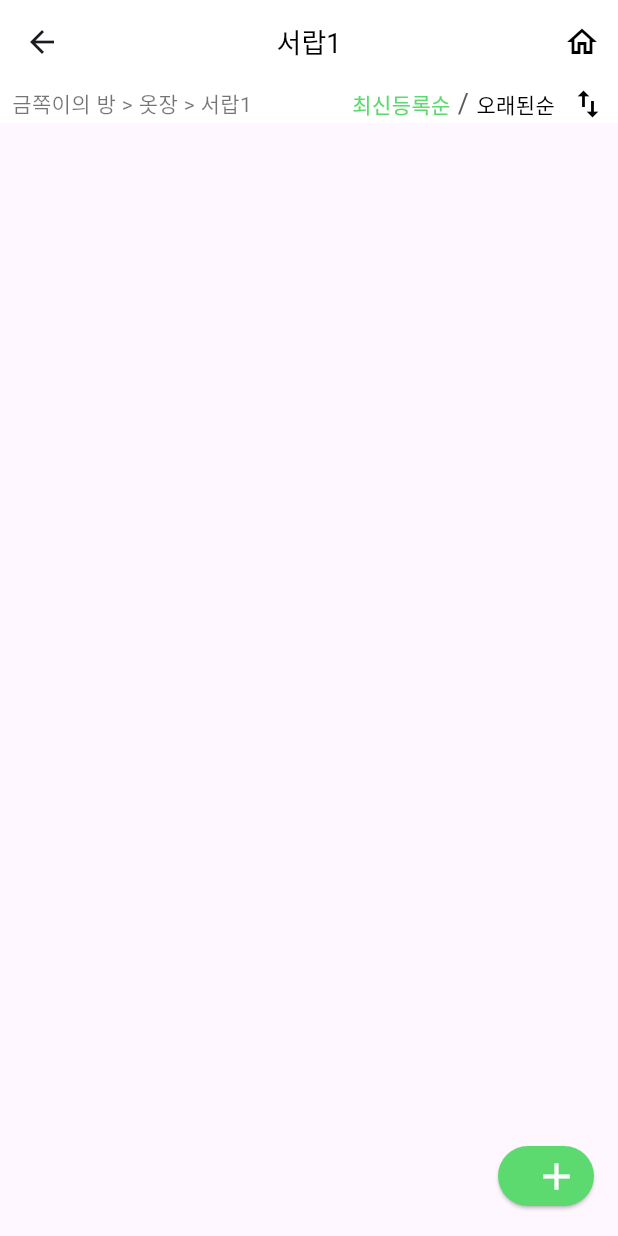
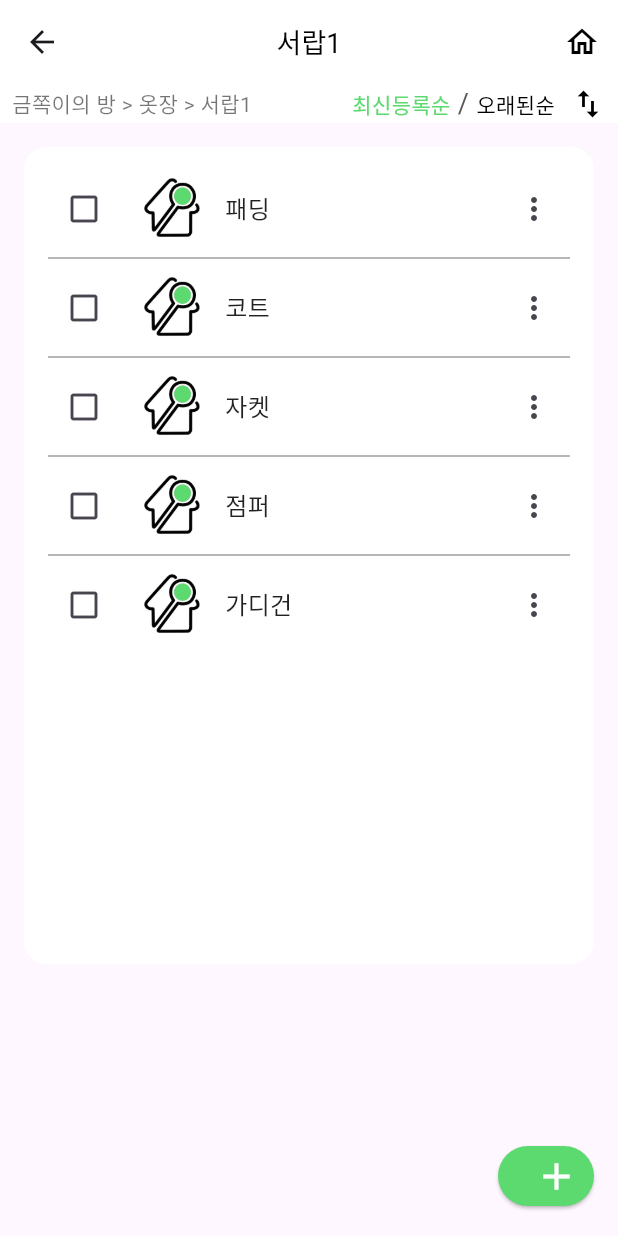
Before and after one commit to YonginUniv-AI-Service-LAB/YIU-AISL-ADizzi-APP, a Flutter app: the Item screen opened directly, on a phone screen of 412 x 824 dp. Run offline on Flutter 3.47's test engine with Material 3 defaults, Android fonts, the light colour scheme and no system bars.

Commit message:
designui 수정

```diff
--- a/lib/screens/item/item_screen.dart
+++ b/lib/screens/item/item_screen.dart
@@ -1,4 +1,5 @@
 import 'package:flutter/material.dart';
+import 'package:yiu_aisl_adizzi_app/widgets/item_list_view.dart';
 import '../../widgets/custom_search_bar.dart';
 import '../../widgets/custom_container_add_button.dart';
 
@@ -29,8 +30,8 @@ class _ItemState extends State<Item> {
           ),
         ],
       ),
-      body: Column(
-
+      body: SingleChildScrollView( // 스크롤 가능하도록 추가
+        child: Column(
           children: [
             Container(
               color: Colors.white,
@@ -93,7 +94,12 @@ class _ItemState extends State<Item> {
                 ],
               ),
             ),
+            SizedBox(
+              height: MediaQuery.of(context).size.height * 0.7,
+              child: ItemListView(),
+            ),
           ],
+        ),
       ),
       floatingActionButton: CustomContainerAddButton(
         onPressed: () {},
--- a/lib/widgets/custom_search_bar.dart
+++ b/lib/widgets/custom_search_bar.dart
@@ -13,6 +13,7 @@ class CustomSearchBar extends StatelessWidget {
         padding: const EdgeInsets.all(8.0),
         child: Container(
           decoration: BoxDecoration(
+            color: Color(0x80D6D6D6),
             border: Border.all(color: Color(0xFFD6D6D6)), // 안까지 채우니까 오버플로우 떠서 못함 ㅠㅠ 0x80D6D6D6
             borderRadius: BorderRadius.circular(28.0),
           ),
--- a/lib/widgets/delete_recent.dart
+++ b/lib/widgets/delete_recent.dart
@@ -8,13 +8,13 @@ class DeleteRecent extends StatelessWidget {
   Widget build(BuildContext context) {
     return Container(
       color: Colors.white,
-      padding: const EdgeInsets.symmetric(horizontal: 20, vertical: 20),
+      padding: const EdgeInsets.symmetric(horizontal: 20, vertical: 15),
       child: Row(
         mainAxisAlignment: MainAxisAlignment.spaceBetween,
         children: [
           const Text(
             '최근 검색어',
-            style: TextStyle(fontSize: 16, fontWeight: FontWeight.bold),
+            style: TextStyle(fontSize: 14, fontWeight: FontWeight.w500,   color: Colors.black54,),
           ),
           InkWell(
             onTap: () {
@@ -24,7 +24,7 @@ class DeleteRecent extends StatelessWidget {
               '전체 삭제',
               style: TextStyle(
                 fontSize: 14,
-                fontWeight: FontWeight.normal,
+                fontWeight: FontWeight.w500,
                 color: Colors.black54,
               ),
             ),
--- /dev/null
+++ b/lib/widgets/item_list_view.dart
@@ -0,0 +1,94 @@
+import 'package:flutter/material.dart';
+
+class ItemListView extends StatelessWidget {
+  // Mock data for the list
+  final List<ItemData> itemData = [
+    ItemData(text: '패딩', img: 'assets/images/ADizziLogo.png'),
+    ItemData(text: '코트', img: 'assets/images/ADizziLogo.png'),
+    ItemData(text: '자켓', img: 'assets/images/ADizziLogo.png'),
+    ItemData(text: '점퍼', img: 'assets/images/ADizziLogo.png'),
+    ItemData(text: '가디건', img: 'assets/images/ADizziLogo.png'),
+  ];
+
+  ItemListView({super.key});
+
+  @override
+  Widget build(BuildContext context) {
+    double width = MediaQuery.of(context).size.width;
+
+    return Container(
+      margin: const EdgeInsets.symmetric(vertical: 16.0, horizontal: 16.0),
+      padding: const EdgeInsets.all(16.0),
+      decoration: BoxDecoration(
+        color: Colors.white,
+        borderRadius: BorderRadius.circular(15),
+
+      ),
+      child: Column(
+        children: itemData.asMap().entries.map((entry) {
+          int index = entry.key;
+          ItemData item = entry.value;
+
+          return Column(
+            children: [
+              Row(
+                children: [
+                  // Checkbox Icon
+                  IconButton(
+                    icon: const Icon(Icons.check_box_outline_blank),
+                    onPressed: () {},
+                  ),
+                  const SizedBox(width: 10),
+
+                  // Image
+                  ClipRRect(
+                    borderRadius: BorderRadius.circular(8),
+                    child: Image.asset(
+                      item.img,
+                      width: 50,
+                      height: 50,
+                      fit: BoxFit.cover,
+                    ),
+                  ),
+                  const SizedBox(width: 10),
+
+                  // Text
+                  Expanded(
+                    child: Text(
+                      item.text,
+                      style: const TextStyle(
+                        fontSize: 16,
+                        fontWeight: FontWeight.w500,
+                        color: Colors.black87,
+                      ),
+                    ),
+                  ),
+
+                  // More options icon
+                  IconButton(
+                    icon: const Icon(Icons.more_vert),
+                    onPressed: () {},
+                  ),
+                ],
+              ),
+              // Divider (밑줄)
+              if (index != itemData.length - 1) // 마지막 아이템에는 선 추가 X
+                const Divider(
+                  color: Colors.grey,
+                  thickness: 1,
+                  height: 16,
+                ),
+            ],
+          );
+        }).toList(),
+      ),
+    );
+  }
+}
+
+class ItemData {
+  final String text;
+  final String img;
+
+  ItemData({required this.text, required this.img});
+}
--- a/lib/widgets/searchList.dart
+++ b/lib/widgets/searchList.dart
@@ -14,11 +14,11 @@ class SearchList extends StatelessWidget {
         itemCount: searchData.length,
         itemBuilder: (context, index) {
           return Container(
-            padding: const EdgeInsets.symmetric(horizontal: 20.0, vertical: 10.0),
+            padding: const EdgeInsets.symmetric(horizontal: 20.0, vertical: 3.0),
             child: Row(
               mainAxisAlignment: MainAxisAlignment.spaceBetween,
               children: [
-                const Icon(Icons.restore),
+                const Icon(Icons.restore,size: 18,),
                 const SizedBox(width: 25.0),
                 Expanded(
                   child: Text(
@@ -30,7 +30,7 @@ class SearchList extends StatelessWidget {
                   width: 40.0,
                   height: 40.0,
                   child: IconButton(
-                    icon: const Icon(Icons.clear),
+                    icon: const Icon(Icons.clear,size: 17,),
                     onPressed: () {
 
                     },
--- a/lib/widgets/slot_add_button.dart
+++ b/lib/widgets/slot_add_button.dart
@@ -63,7 +63,7 @@ class _SlotAddButtonState extends State<SlotAddButton> {
               onPressed: widget.onAddItem,
               icon: Icon(widget.icon, color: Color(0xFF595959)), // 아이콘 변경
               label: Text(
-                "물건 추가",
+                "물건 추가   ",
                 style: TextStyle(color: widget.textColor), // 텍스트 색상 설정
               ),
               backgroundColor: widget.itemButtonColor, // 색상 변경
```
Lines whose indentation alone changed are shown as unchanged.
